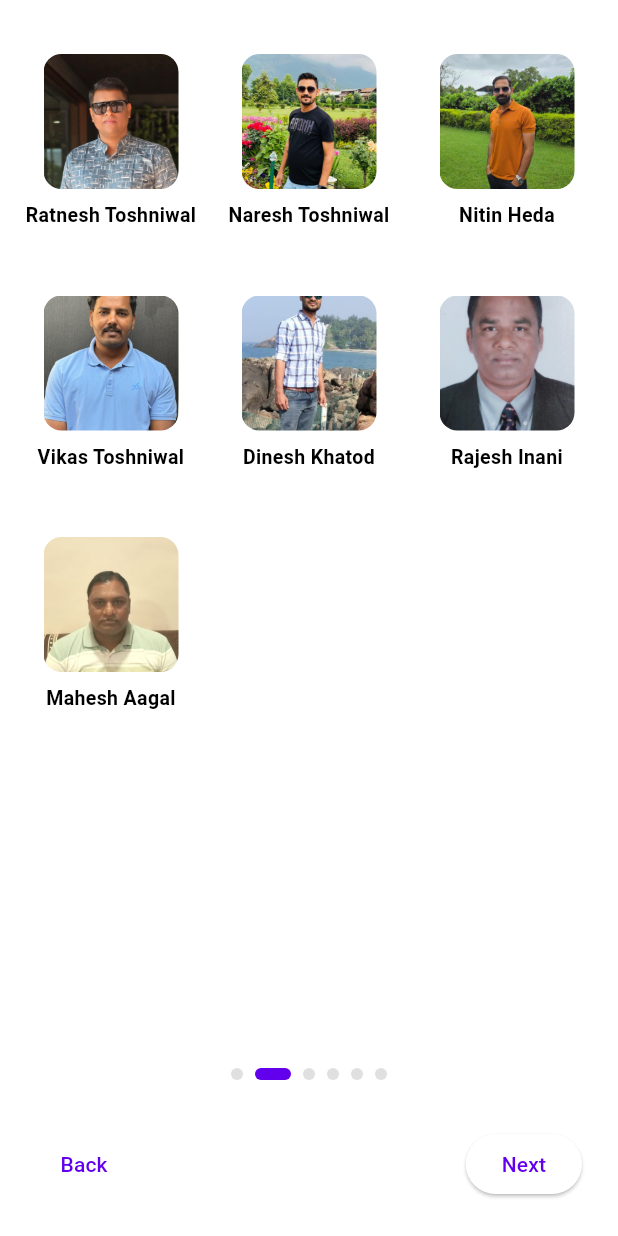
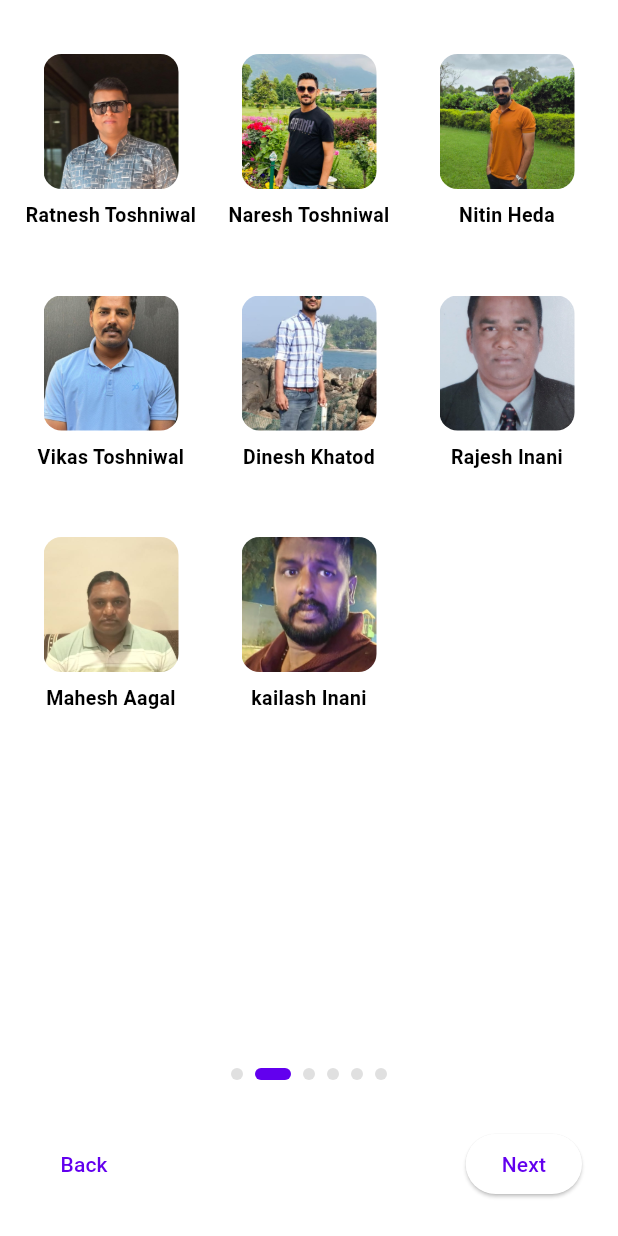
Before and after one commit to mohit-2210/mewad_nadiad_maheshwari, a Flutter app: the screen it shows after launch, swiped to page 2, on a phone screen of 412 x 824 dp. Run offline on Flutter 3.47's test engine with Material 3 defaults, Android fonts, the phone set to English and light mode, and no system bars; our stand-ins replace cached_network_image, device_info_plus, dio, equatable, file_picker, firebase_auth and 12 more; missing offline and left inert: app_tracking_transparency, pdfx; accounts and stored records are empty.

Commit message:
added last image for kailash innani

```diff
--- a/lib/app/globals/AppImages.dart
+++ b/lib/app/globals/AppImages.dart
@@ -92,6 +92,10 @@ class AppImages {
       "name": "Mahesh Aagal",
       "image": "assets/people/mahesh_aagal.webp",
     },
+    {
+      "name": "kailash Inani",
+      "image": "assets/people/kailash_inani.webp",
+    },
     // add as many people as needed (scalable)
   ];
 }
```
Also changed, not shown: assets/people/kailash_inani.webp (added), pubspec.lock.
